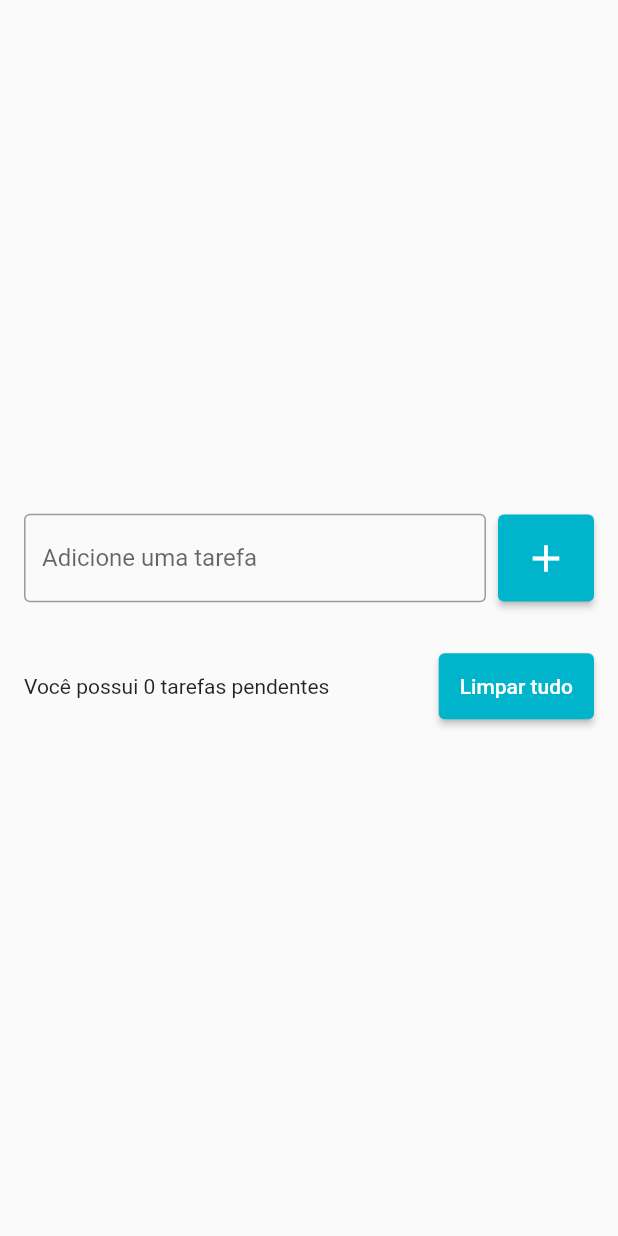
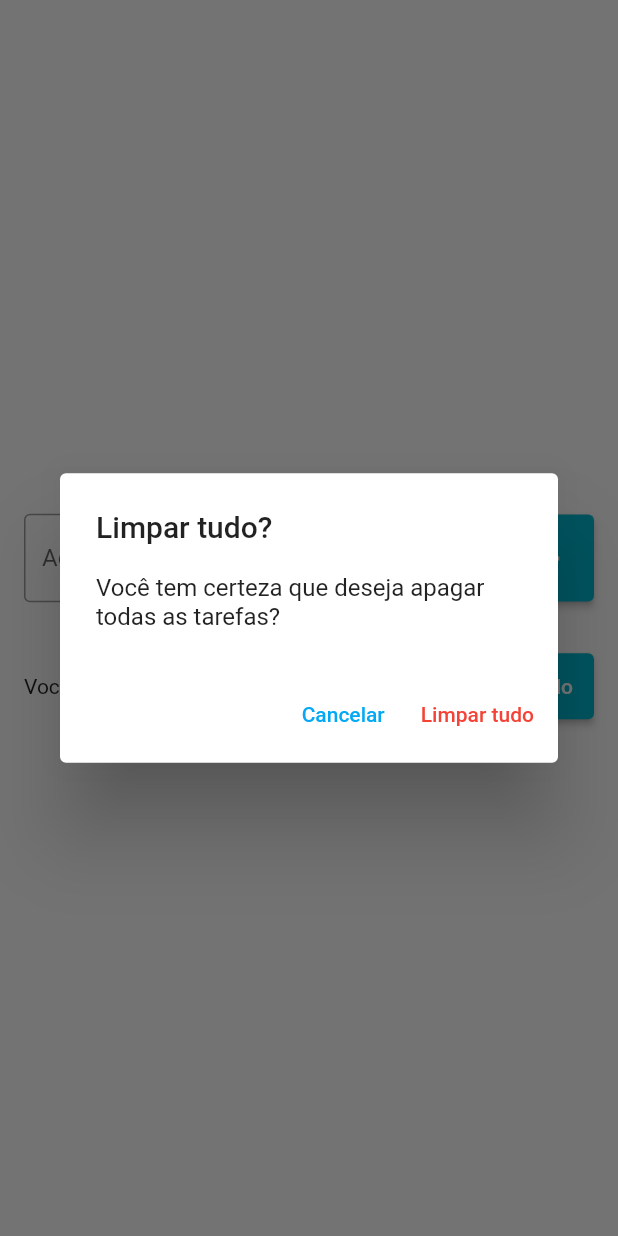
Before and after one commit to gagjunior/flutter-todo-list, a Flutter app: the screen it shows after launch, after a tap on "Limpar tudo", on a phone screen of 412 x 824 dp. Run offline on Flutter 3.47's test engine with Material 2 defaults, Android fonts, the phone set to English and light mode, and no system bars; our stand-ins replace flutter_slidable.

Commit message:
Implementando a função limpar todas as tarefas

```diff
--- a/lib/pages/todo_list_page.dart
+++ b/lib/pages/todo_list_page.dart
@@ -83,7 +83,7 @@ class _TodoListPageState extends State<TodoListPage> {
                     ),
                     SizedBox(width: 8),
                     ElevatedButton(
-                      onPressed: () {},
+                      onPressed: showDeleteTodosDialog,
                       child: Text('Limpar tudo'),
                       style: ElevatedButton.styleFrom(
                         primary: Color(0xff00b4cc),
@@ -111,7 +111,7 @@ class _TodoListPageState extends State<TodoListPage> {
     ScaffoldMessenger.of(context).clearSnackBars();
     ScaffoldMessenger.of(context).showSnackBar(
       SnackBar(
-        duration: const Duration(seconds: 5),
+          duration: const Duration(seconds: 5),
           content: Text(
             'Tarefa ${todo.title} foi removida com sucesso',
             style: TextStyle(
@@ -130,4 +130,41 @@ class _TodoListPageState extends State<TodoListPage> {
           )),
     );
   }
+
+  void showDeleteTodosDialog() {
+    showDialog(
+      context: context,
+      builder: (context) => AlertDialog(
+        title: Text('Limpar tudo?'),
+        content: Text('Você tem certeza que deseja apagar todas as tarefas?'),
+        actions: [
+          TextButton(
+            onPressed: () {
+              Navigator.of(context).pop();
+            },
+            child: Text('Cancelar'),
+            style: TextButton.styleFrom(
+              primary: Colors.lightBlue,
+            ),
+          ),
+          TextButton(
+            onPressed: () {
+              Navigator.of(context).pop();
+              deleteAllTodos();
+            },
+            child: Text('Limpar tudo'),
+            style: TextButton.styleFrom(
+              primary: Colors.red,
+            ),
+          ),
+        ],
+      ),
+    );
+  }
+
+  void deleteAllTodos(){
+    setState(() {
+      todos.clear();
+    });
+  }
 }
```
